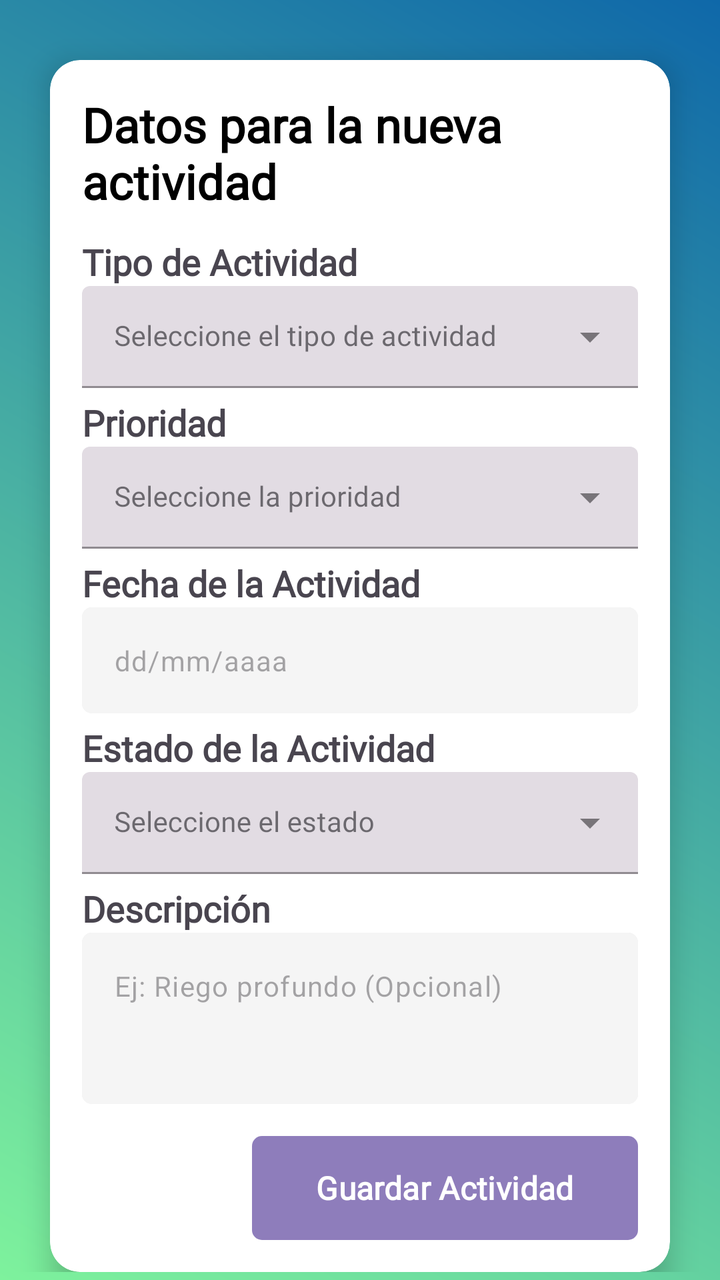
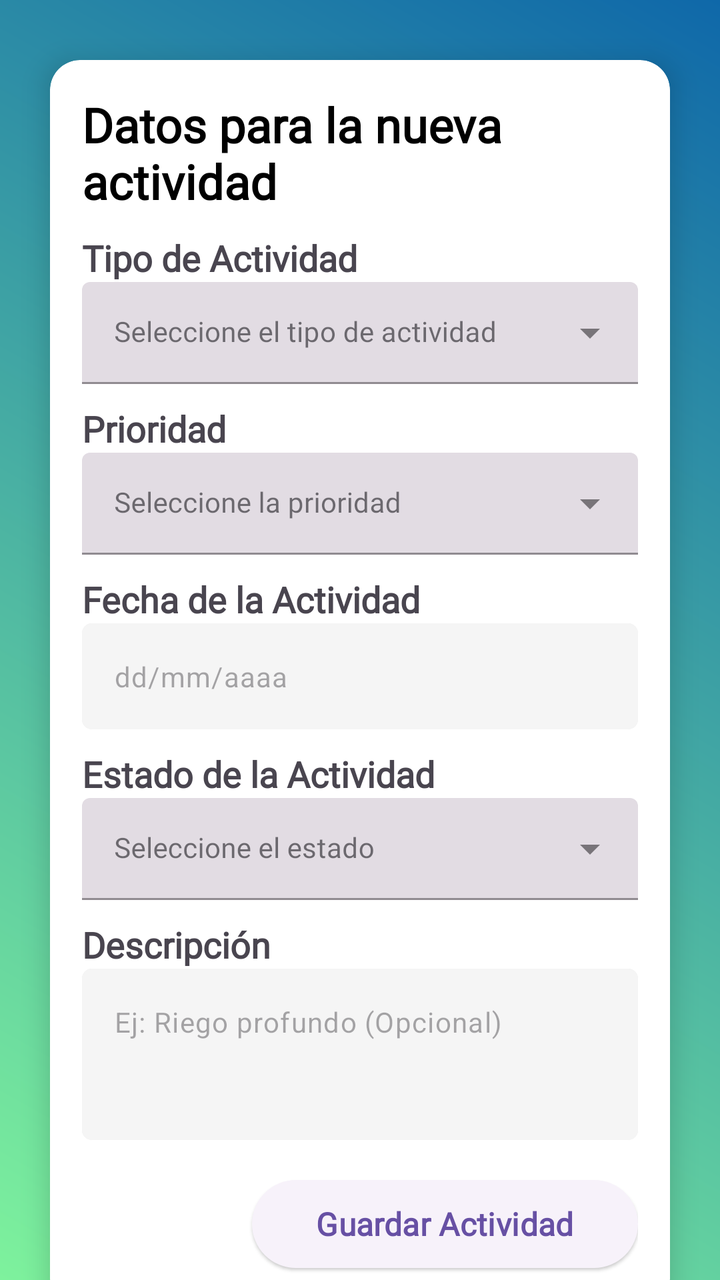

Compare the two renders of this Android layout. The source of the first and the diff that turns it into the second are given below.
<!-- AndroidManifest.xml: application theme Theme.XenoGar -->
<!-- res/layout/fragment_actividad_form.xml -->
<?xml version="1.0" encoding="utf-8"?>
<androidx.constraintlayout.widget.ConstraintLayout xmlns:android="http://schemas.android.com/apk/res/android"
    xmlns:app="http://schemas.android.com/apk/res-auto"
    xmlns:tools="http://schemas.android.com/tools"
    android:layout_width="match_parent"
    android:layout_height="match_parent"
    android:background="@drawable/form_gradient">

    <androidx.core.widget.NestedScrollView
        android:layout_width="match_parent"
        android:layout_height="match_parent"
        android:fillViewport="true"
        android:overScrollMode="never"
        android:scrollbars="none">

        <FrameLayout
            android:layout_width="match_parent"
            android:layout_height="wrap_content"
            android:paddingBottom="30dp">

            <androidx.cardview.widget.CardView
                android:id="@+id/actividad_form_card"
                android:layout_width="match_parent"
                android:layout_height="wrap_content"
                android:layout_marginHorizontal="25dp"
                android:layout_marginTop="30dp"
                app:cardBackgroundColor="@color/white"
                app:cardCornerRadius="15dp"
                app:cardElevation="8dp">

                <LinearLayout
                    android:layout_width="match_parent"
                    android:layout_height="wrap_content"
                    android:orientation="vertical"
                    android:padding="16dp">

                    <TextView
                        android:id="@+id/form_header"
                        android:layout_width="wrap_content"
                        android:layout_height="wrap_content"
                        android:fontFamily="@font/poppins"
                        android:text="@string/actividad_form_title"
                        android:textColor="@color/black"
                        android:textSize="24sp"
                        android:textStyle="bold" />

                    
                    <TextView
                        android:layout_width="wrap_content"
                        android:layout_height="wrap_content"
                        android:layout_marginTop="12dp"
                        android:fontFamily="@font/poppins"
                        android:text="@string/actividad_form_tipo_actividad_label"
                        android:textSize="18sp"
                        android:textStyle="bold" />

                    <com.google.android.material.textfield.TextInputLayout
                        android:id="@+id/layout_tipo_actividad"
                        style="@style/Widget.MaterialComponents.TextInputLayout.FilledBox.Dense.ExposedDropdownMenu"
                        android:layout_width="match_parent"
                        android:layout_height="wrap_content"
                        app:helperTextEnabled="true"
                        app:helperTextTextColor="#D32F2F">

                        <AutoCompleteTextView
                            android:id="@+id/autocomplete_tipo_actividad"
                            android:layout_width="match_parent"
                            android:layout_height="wrap_content"
                            android:fontFamily="@font/poppins"
                            android:hint="@string/tipo_actividad_hint"
                            android:inputType="none"
                            android:paddingStart="16dp"
                            android:paddingEnd="16dp"
                            android:textSize="14sp" />
                    </com.google.android.material.textfield.TextInputLayout>

                    
                    <TextView
                        android:layout_width="wrap_content"
                        android:layout_height="wrap_content"
                        android:layout_marginTop="5dp"
                        android:fontFamily="@font/poppins"
                        android:text="@string/actividad_form_prioridad_label"
                        android:textSize="18sp"
                        android:textStyle="bold" />

                    <com.google.android.material.textfield.TextInputLayout
                        android:id="@+id/layout_prioridad_actividad"
                        style="@style/Widget.MaterialComponents.TextInputLayout.FilledBox.Dense.ExposedDropdownMenu"
                        android:layout_width="match_parent"
                        android:layout_height="wrap_content"
                        app:helperTextEnabled="true"
                        app:helperTextTextColor="#D32F2F">

                        <AutoCompleteTextView
                            android:id="@+id/autocomplete_prioridad_actividad"
                            android:layout_width="match_parent"
                            android:layout_height="wrap_content"
                            android:fontFamily="@font/poppins"
                            android:hint="@string/prioridad_actividad_hint"
                            android:inputType="none"
                            android:paddingStart="16dp"
                            android:paddingEnd="16dp"
                            android:textSize="14sp" />
                    </com.google.android.material.textfield.TextInputLayout>

                    
                    <TextView
                        android:layout_width="wrap_content"
                        android:layout_height="wrap_content"
                        android:layout_marginTop="5dp"
                        android:fontFamily="@font/poppins"
                        android:text="@string/actividad_form_fecha_label"
                        android:textSize="18sp"
                        android:textStyle="bold" />

                    <com.google.android.material.textfield.TextInputLayout
                        android:id="@+id/layout_input_fecha"
                        android:layout_width="match_parent"
                        android:layout_height="wrap_content"
                        app:boxBackgroundMode="none"
                        app:helperTextEnabled="true"
                        app:helperTextTextColor="#D32F2F"
                        app:hintEnabled="false">

                        <com.google.android.material.textfield.TextInputEditText
                            android:id="@+id/input_actividad_fecha"
                            android:layout_width="match_parent"
                            android:layout_height="wrap_content"
                            android:background="@drawable/box_shadow"
                            android:clickable="true"
                            android:focusable="false"
                            android:hint="@string/actividad_form_date_hint"
                            android:inputType="date"
                            android:textSize="14sp" />
                    </com.google.android.material.textfield.TextInputLayout>

                    
                    <TextView
                        android:layout_width="wrap_content"
                        android:layout_height="wrap_content"
                        android:layout_marginTop="5dp"
                        android:fontFamily="@font/poppins"
                        android:text="@string/actividad_form_estado_label"
                        android:textSize="18sp"
                        android:textStyle="bold" />

                    <com.google.android.material.textfield.TextInputLayout
                        android:id="@+id/layout_estado_actividad"
                        style="@style/Widget.MaterialComponents.TextInputLayout.FilledBox.Dense.ExposedDropdownMenu"
                        android:layout_width="match_parent"
                        android:layout_height="wrap_content"
                        app:helperTextEnabled="true"
                        app:helperTextTextColor="#D32F2F">

                        <AutoCompleteTextView
                            android:id="@+id/autocomplete_estado_actividad"
                            android:layout_width="match_parent"
                            android:layout_height="wrap_content"
                            android:fontFamily="@font/poppins"
                            android:hint="@string/estado_actividad_hint"
                            android:inputType="none"
                            android:paddingStart="16dp"
                            android:paddingEnd="16dp"
                            android:textSize="14sp" />
                    </com.google.android.material.textfield.TextInputLayout>

                    
                    <TextView
                        android:layout_width="wrap_content"
                        android:layout_height="wrap_content"
                        android:layout_marginTop="5dp"
                        android:fontFamily="@font/poppins"
                        android:text="@string/actividad_form_descripcion_label"
                        android:textSize="18sp"
                        android:textStyle="bold" />

                    <com.google.android.material.textfield.TextInputLayout
                        android:id="@+id/layout_input_descripcion"
                        android:layout_width="match_parent"
                        android:layout_height="wrap_content"
                        app:boxBackgroundMode="none"
                        app:helperTextEnabled="true"
                        app:helperTextTextColor="#D32F2F"
                        app:hintEnabled="false">

                        <com.google.android.material.textfield.TextInputEditText
                            android:id="@+id/input_actividad_descripcion"
                            android:layout_width="match_parent"
                            android:layout_height="wrap_content"
                            android:background="@drawable/box_shadow"
                            android.fontFamily="@font/poppins"
                            android:gravity="start|top"
                            android:hint="@string/hint_descripcion_actividad_form"
                            android:inputType="textMultiLine"
                            android:minLines="3"
                            android:textSize="14sp" />
                    </com.google.android.material.textfield.TextInputLayout>

                    <Button
                        android:id="@+id/submit_actividad_button"
                        android:layout_width="wrap_content"
                        android:layout_height="52dp"
                        android:layout_gravity="end"
                        android:layout_marginTop="16dp"
                        android:background="@drawable/box_shadow"
                        android:fontFamily="@font/poppins"
                        android:paddingHorizontal="32dp"
                        android:text="@string/actividad_form_submitbutton_text"
                        android:textAllCaps="false"
                        android:textSize="16sp"
                        android:textStyle="bold" />

                </LinearLayout>
            </androidx.cardview.widget.CardView>
        </FrameLayout>
    </androidx.core.widget.NestedScrollView>
</androidx.constraintlayout.widget.ConstraintLayout>
<!-- resources referenced by this layout -->
<resources>
  <color name="black">#FF000000</color>
  <color name="white">#FFFFFFFF</color>
  <!-- drawable box_shadow (drawable) -->
  <?xml version="1.0" encoding="utf-8"?>
  <layer-list xmlns:android="http://schemas.android.com/apk/res/android">
      <item>
          <shape android:shape="rectangle">
              <solid android:color="#20000000" />
              <corners android:radius="5dp"/>
          </shape>
      </item>
      <item>
          <shape android:shape="rectangle">
              <solid android:color="@color/capsule_background_color_gris" />
              <corners android:radius="5dp"/>
          </shape>
      </item>
  
  </layer-list>
  <!-- drawable form_gradient (drawable) -->
  <?xml version="1.0" encoding="utf-8"?>
  <shape xmlns:android="http://schemas.android.com/apk/res/android"
      android:shape="rectangle">
      <gradient
          android:type="linear"
          android:angle="45"
          android:startColor="@color/gradiente_form_inicio"
          android:endColor="@color/gradiente_form_final"
          />
  </shape>
  <string name="actividad_form_date_hint">dd/mm/aaaa</string>
  <string name="actividad_form_descripcion_label">Descripción</string>
  <string name="actividad_form_estado_label">Estado de la Actividad</string>
  <string name="actividad_form_fecha_label">Fecha de la Actividad</string>
  <string name="actividad_form_prioridad_label">Prioridad</string>
  <string name="actividad_form_submitbutton_text">Guardar Actividad</string>
  <string name="actividad_form_tipo_actividad_label">Tipo de Actividad</string>
  <string name="actividad_form_title">Datos para la nueva actividad</string>
  <string name="estado_actividad_hint">Seleccione el estado</string>
  <string name="hint_descripcion_actividad_form">Ej: Riego profundo (Opcional)</string>
  <string name="prioridad_actividad_hint">Seleccione la prioridad</string>
  <string name="tipo_actividad_hint">Seleccione el tipo de actividad</string>
  <style name="Theme.XenoGar" parent="Base.Theme.XenoGar" />
  <color name="capsule_background_color_gris">#B3FFFFFF</color>
  <color name="gradiente_form_inicio">#7EF29D</color>
  <color name="gradiente_form_final">#0F68A9</color>
  <style name="Base.Theme.XenoGar" parent="Theme.Material3.Light.NoActionBar">
      </style>
</resources>

<!-- the commit's change to res/layout/fragment_actividad_form.xml (unified diff, before → after) -->
@@ -48,7 +48,7 @@
                     <TextView
                         android:layout_width="wrap_content"
                         android:layout_height="wrap_content"
-                        android:layout_marginTop="12dp"
+                        android:layout_marginTop="10dp"
                         android:fontFamily="@font/poppins"
                         android:text="@string/actividad_form_tipo_actividad_label"
                         android:textSize="18sp"
@@ -78,7 +78,7 @@
                     <TextView
                         android:layout_width="wrap_content"
                         android:layout_height="wrap_content"
-                        android:layout_marginTop="5dp"
+                        android:layout_marginTop="10dp"
                         android:fontFamily="@font/poppins"
                         android:text="@string/actividad_form_prioridad_label"
                         android:textSize="18sp"
@@ -108,7 +108,7 @@
                     <TextView
                         android:layout_width="wrap_content"
                         android:layout_height="wrap_content"
-                        android:layout_marginTop="5dp"
+                        android:layout_marginTop="10dp"
                         android:fontFamily="@font/poppins"
                         android:text="@string/actividad_form_fecha_label"
                         android:textSize="18sp"
@@ -132,14 +132,15 @@
                             android:focusable="false"
                             android:hint="@string/actividad_form_date_hint"
                             android:inputType="date"
-                            android:textSize="14sp" />
-                    </com.google.android.material.textfield.TextInputLayout>
-
-                    
-                    <TextView
-                        android:layout_width="wrap_content"
-                        android:layout_height="wrap_content"
-                        android:layout_marginTop="5dp"
+                            android:minHeight="48dp"
+                            android:textSize="14sp" />
+                    </com.google.android.material.textfield.TextInputLayout>
+
+                    
+                    <TextView
+                        android:layout_width="wrap_content"
+                        android:layout_height="wrap_content"
+                        android:layout_marginTop="10dp"
                         android:fontFamily="@font/poppins"
                         android:text="@string/actividad_form_estado_label"
                         android:textSize="18sp"
@@ -169,7 +170,7 @@
                     <TextView
                         android:layout_width="wrap_content"
                         android:layout_height="wrap_content"
-                        android:layout_marginTop="5dp"
+                        android:layout_marginTop="10dp"
                         android:fontFamily="@font/poppins"
                         android:text="@string/actividad_form_descripcion_label"
                         android:textSize="18sp"
@@ -199,17 +200,33 @@
 
                     <Button
                         android:id="@+id/submit_actividad_button"
+                        style="@style/Widget.Material3.Button.ElevatedButton"
                         android:layout_width="wrap_content"
                         android:layout_height="52dp"
                         android:layout_gravity="end"
                         android:layout_marginTop="16dp"
-                        android:background="@drawable/box_shadow"
                         android:fontFamily="@font/poppins"
                         android:paddingHorizontal="32dp"
                         android:text="@string/actividad_form_submitbutton_text"
                         android:textAllCaps="false"
                         android:textSize="16sp"
                         android:textStyle="bold" />
+
+                    <Button
+                        android:id="@+id/delete_actividad_button"
+                        style="@style/Widget.Material3.Button.TextButton"
+                        android:layout_width="wrap_content"
+                        android:layout_height="52dp"
+                        android:layout_gravity="end"
+                        android:layout_marginTop="12dp"
+                        android:fontFamily="@font/poppins"
+                        android:paddingHorizontal="32dp"
+                        android:text="Eliminar Actividad"
+                        android:textAllCaps="false"
+                        android:textColor="@color/button_red_color"
+                        android:textSize="16sp"
+                        android:textStyle="bold"
+                        android:visibility="gone" />
 
                 </LinearLayout>
             </androidx.cardview.widget.CardView>
<!-- resource entries referenced after the edit -->
@@ -1,6 +1,7 @@
 <!-- resources referenced by this layout -->
 <resources>
   <color name="black">#FF000000</color>
+  <color name="button_red_color">#d62828</color>
   <color name="white">#FFFFFFFF</color>
   <!-- drawable box_shadow (drawable) -->
   <?xml version="1.0" encoding="utf-8"?>
